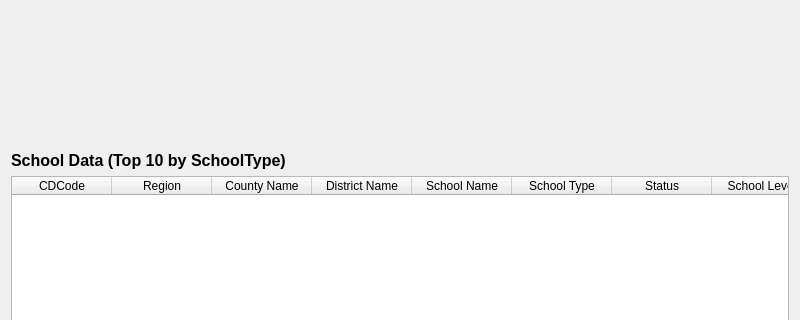
Before: the Qt Designer form graph_layer_dialog_base.ui in adtorres1987/graph_layer, drawn with Qt 5; both pictures show x 0 to 800 and y 195 to 515 of the 800 by 610 pixel window.
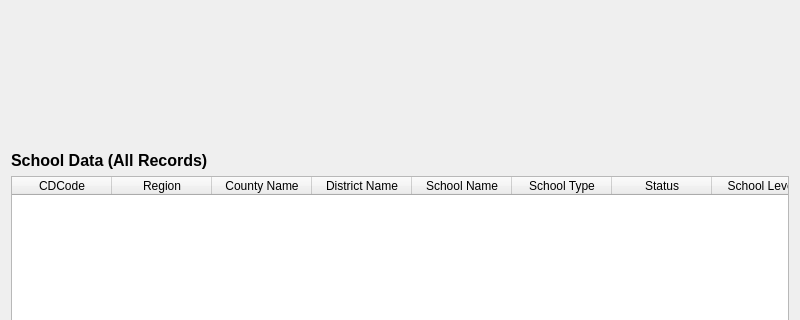
After: the same form once the commit is applied.

Commit message: Updating graph and labels with data of the column selected

Patch:
```diff
--- a/graph_layer_dialog_base.ui
+++ b/graph_layer_dialog_base.ui
@@ -43,7 +43,7 @@
    <item>
     <widget class="QLabel" name="label_table">
      <property name="text">
-      <string>School Data (Top 10 by SchoolType)</string>
+      <string>School Data (All Records)</string>
      </property>
      <property name="font">
       <font>
```
The commit also changes 7 other files.
